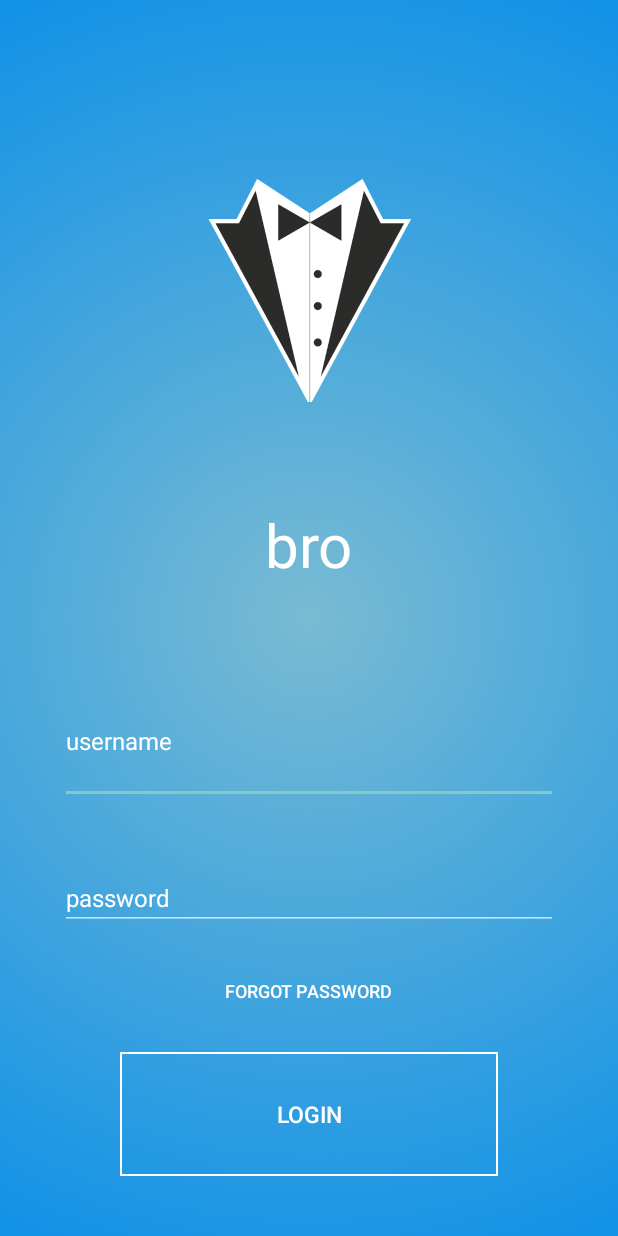
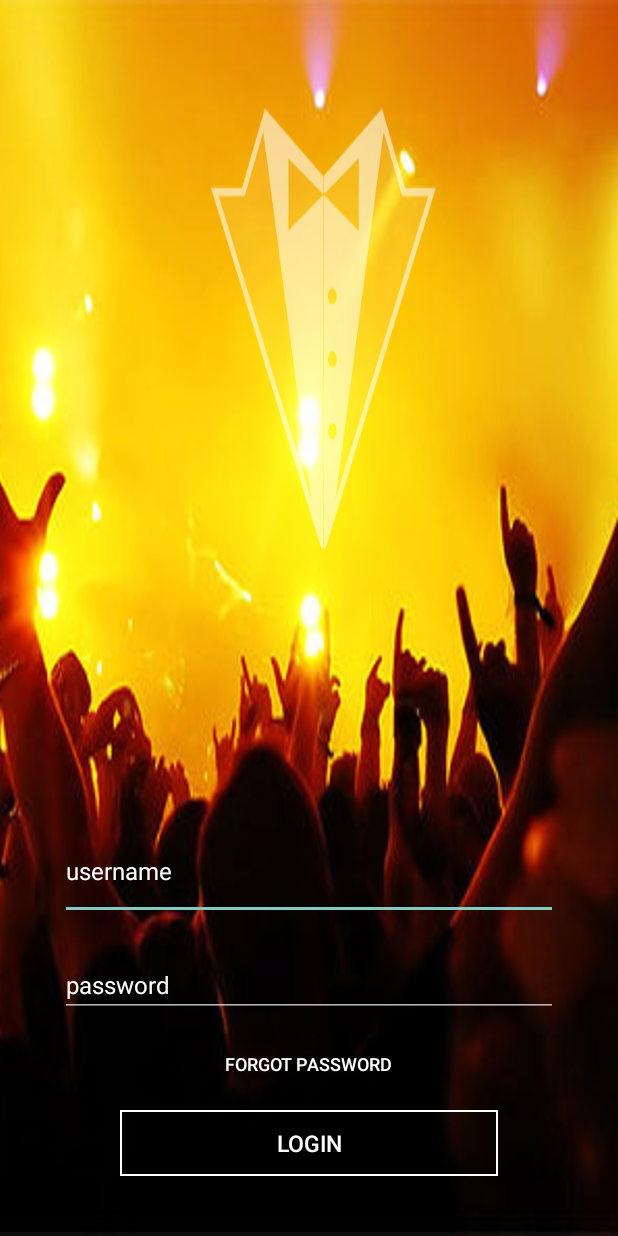
Before and after one commit to oszalex/SpryAndroid, an Android app: the layout activity_login.xml on its own in the app's theme, with its tools: preview values and no code run, on a phone screen of 412 x 824 dp. Run offline under Robolectric (Android 15) with nearby library versions, the phone set to English and light mode, and no system bars.

Commit message:
login added

```diff
--- /dev/null
+++ b/android/src/main/res/drawable-hdpi/login_background.xml
@@ -0,0 +1,5 @@
+<?xml version="1.0" encoding="utf-8"?>
+<bitmap xmlns:android="http://schemas.android.com/apk/res/android"
+    android:src="@drawable/login_bg"
+    android:tileMode="disabled" android:gravity="fill_vertical" >
+</bitmap>
--- a/android/src/main/res/layout/activity_login.xml
+++ b/android/src/main/res/layout/activity_login.xml
@@ -2,26 +2,16 @@
     xmlns:tools="http://schemas.android.com/tools"
     android:layout_width="match_parent"
     android:layout_height="match_parent"
-    android:background="@drawable/gradient"
+    android:background="@drawable/login_background"
+
     android:orientation="vertical" >
 
+
     <ImageView
-        android:layout_width="150dp"
-        android:layout_height="150dp"
-        android:layout_gravity="center_horizontal"
-        android:layout_weight="9"
-        android:contentDescription="@string/loginLogoDescription"
-        android:paddingTop="50dp"
-        android:src="@drawable/logo_400x400px" />
-
-    <TextView
         android:layout_width="wrap_content"
         android:layout_height="wrap_content"
-        android:layout_gravity="center_horizontal"
-        android:layout_weight="3"
-        android:text="@string/loginTitle"
-        android:textColor="@android:color/white"
-        android:textSize="40sp" />
+        android:id="@+id/imageView"
+        android:layout_weight="50" />
 
     <EditText
         android:id="@+id/login_username"
@@ -77,7 +67,8 @@
         android:paddingBottom="2dp"
         android:paddingTop="2dp"
         android:text="@string/loginLoginButton"
-        android:textSize="15sp" />
+        android:textSize="15sp"
+        android:clickable="true" />
 
     <!-- unable register button
     <Button
```
Also changed, not shown: android/src/main/AndroidManifest.xml (+0 -17 lines), android/src/main/java/com/getbro/bro/LoginActivity.java (+55 -23 lines), android/src/main/java/com/getbro/bro/MainActivity.java (+6 -3 lines), android/src/main/java/com/getbro/bro/Webservice/HttpGetRequest.java (+17 -0 lines), android/src/main/res/drawable-hdpi/login_bg.png (added), 1 other file.
